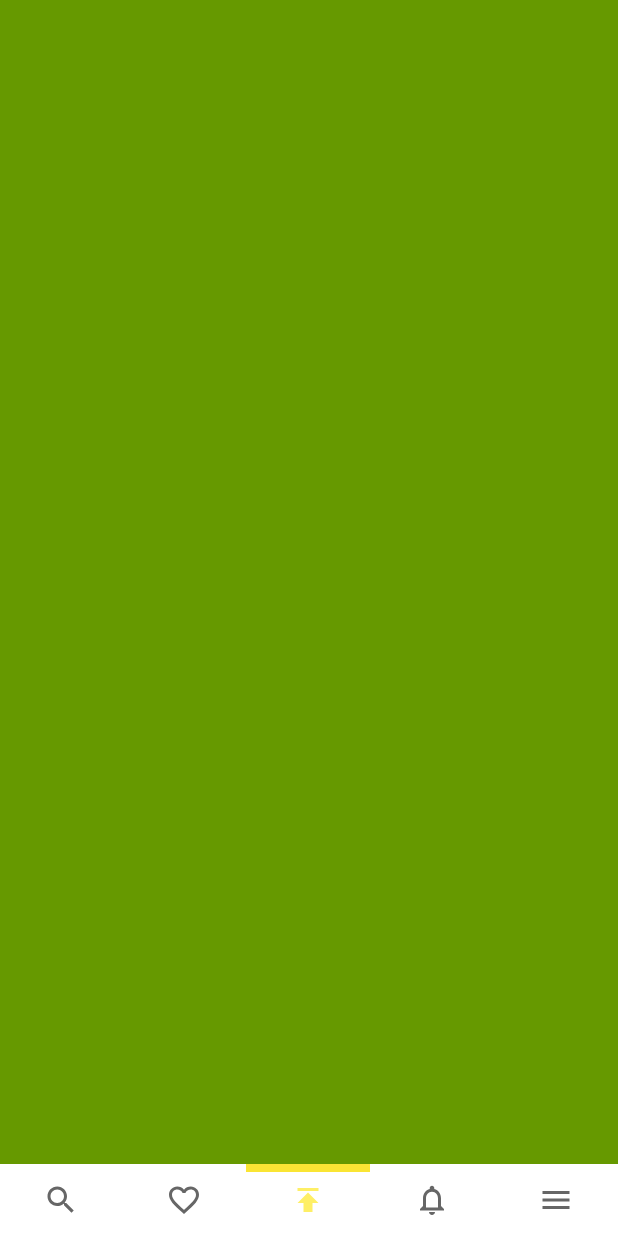
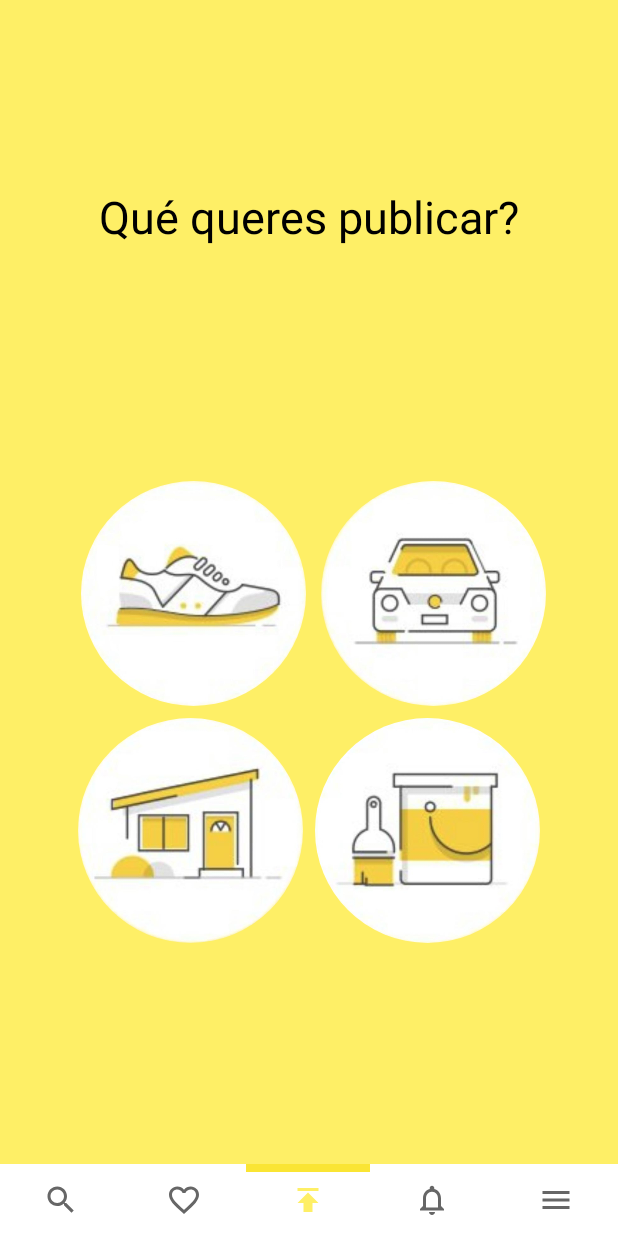
Before and after one commit to TomiCanos/FluxIt, an Android app: the screen it shows after launch (MainActivity), item 3 of the bottom bar chosen, on a phone screen of 412 x 824 dp. Run offline under Robolectric (Android 15) with nearby library versions, the phone set to English and light mode, and no system bars; our stand-ins replace CircleImageView, Picasso; pictures from the network do not load.

Commit message:
publish view xml

```diff
--- a/app/build.gradle
+++ b/app/build.gradle
@@ -24,6 +24,7 @@ dependencies {
     implementation 'androidx.constraintlayout:constraintlayout:1.1.3'
     implementation 'androidx.legacy:legacy-support-v4:1.0.0'
     implementation 'androidx.lifecycle:lifecycle-extensions:2.0.0'
+    implementation 'de.hdodenhof:circleimageview:3.0.0'
     implementation 'com.squareup.picasso:picasso:2.71828'
     testImplementation 'junit:junit:4.12'
     androidTestImplementation 'androidx.test:runner:1.2.0'
--- a/app/src/main/res/layout/fragment_publish.xml
+++ b/app/src/main/res/layout/fragment_publish.xml
@@ -1,9 +1,87 @@
 <?xml version="1.0" encoding="utf-8"?>
-<RelativeLayout xmlns:android="http://schemas.android.com/apk/res/android"
+<androidx.constraintlayout.widget.ConstraintLayout xmlns:android="http://schemas.android.com/apk/res/android"
+    xmlns:app="http://schemas.android.com/apk/res-auto"
     xmlns:tools="http://schemas.android.com/tools"
     android:layout_width="match_parent"
     android:layout_height="match_parent"
-    android:background="@android:color/holo_green_dark"
+    android:background="@color/colorPrimaryDark"
     tools:context=".view.PublishFragment">
 
-</RelativeLayout>
+    <androidx.constraintlayout.widget.Guideline
+        android:id="@+id/guideline"
+        android:layout_width="wrap_content"
+        android:layout_height="wrap_content"
+        android:orientation="horizontal"
+        app:layout_constraintGuide_percent="0.16" />
+
+    <TextView
+        android:id="@+id/textView2"
+        android:layout_width="wrap_content"
+        android:layout_height="wrap_content"
+        android:layout_marginStart="8dp"
+        android:layout_marginEnd="8dp"
+        android:text="Qué queres publicar?"
+        android:textColor="@android:color/black"
+        android:textSize="30dp"
+        app:layout_constraintEnd_toEndOf="parent"
+        app:layout_constraintStart_toStartOf="parent"
+        app:layout_constraintTop_toTopOf="@+id/guideline" />
+
+    <androidx.constraintlayout.widget.ConstraintLayout
+
+        android:layout_width="wrap_content"
+        android:layout_height="wrap_content"
+        android:layout_marginTop="8dp"
+        android:layout_marginBottom="8dp"
+        app:layout_constraintBottom_toBottomOf="parent"
+        app:layout_constraintEnd_toEndOf="parent"
+        app:layout_constraintStart_toStartOf="parent"
+        app:layout_constraintTop_toBottomOf="@+id/textView2">
+
+        <de.hdodenhof.circleimageview.CircleImageView
+            android:id="@+id/circleImageView"
+            android:layout_width="150dp"
+            android:layout_height="150dp"
+            android:layout_marginStart="8dp"
+            android:layout_marginTop="8dp"
+            android:layout_marginEnd="8dp"
+            android:src="@drawable/circle_image_view_products"
+            app:layout_constraintEnd_toStartOf="@+id/circleImageView3"
+            app:layout_constraintStart_toStartOf="parent"
+            app:layout_constraintTop_toTopOf="parent" />
+
+        <de.hdodenhof.circleimageview.CircleImageView
+            android:id="@+id/circleImageView3"
+            android:layout_width="150dp"
+            android:layout_height="150dp"
+            android:layout_marginTop="8dp"
+            android:layout_marginEnd="4dp"
+            android:src="@drawable/circle_image_view_vehicles"
+            app:layout_constraintEnd_toEndOf="parent"
+            app:layout_constraintTop_toTopOf="parent" />
+
+        <de.hdodenhof.circleimageview.CircleImageView
+            android:id="@+id/circleImageView2"
+            android:layout_width="150dp"
+            android:layout_height="150dp"
+            android:layout_marginStart="8dp"
+            android:layout_marginTop="8dp"
+            android:layout_marginEnd="8dp"
+            android:src="@drawable/circle_image_view_real_state"
+            app:layout_constraintEnd_toStartOf="@+id/circleImageView4"
+            app:layout_constraintStart_toStartOf="parent"
+            app:layout_constraintTop_toBottomOf="@+id/circleImageView" />
+
+        <de.hdodenhof.circleimageview.CircleImageView
+            android:id="@+id/circleImageView4"
+            android:layout_width="150dp"
+            android:layout_height="150dp"
+            android:layout_marginTop="8dp"
+            android:layout_marginEnd="8dp"
+            android:src="@drawable/circle_image_view_services"
+            app:layout_constraintEnd_toEndOf="parent"
+            app:layout_constraintTop_toBottomOf="@+id/circleImageView3" />
+
+    </androidx.constraintlayout.widget.ConstraintLayout>
+
+</androidx.constraintlayout.widget.ConstraintLayout>
```
Also changed, not shown: app/src/main/res/drawable/circle_image_view_products.jpg (added), app/src/main/res/drawable/circle_image_view_real_state.jpg (added), app/src/main/res/drawable/circle_image_view_services.jpg (added), app/src/main/res/drawable/circle_image_view_vehicles.jpg (added), 1 other file.
